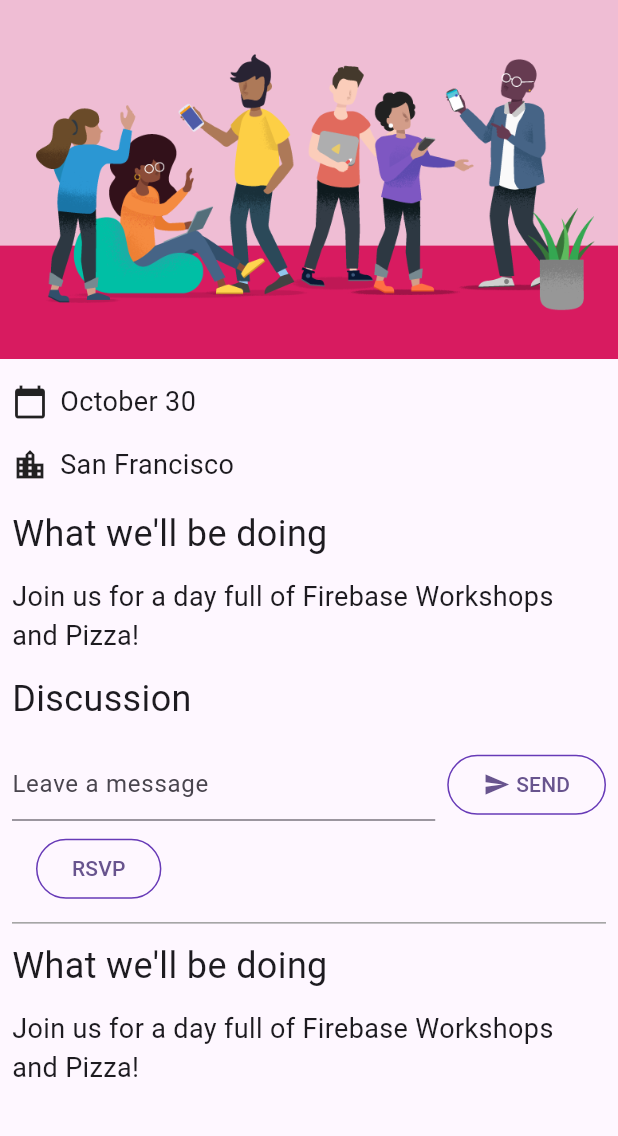
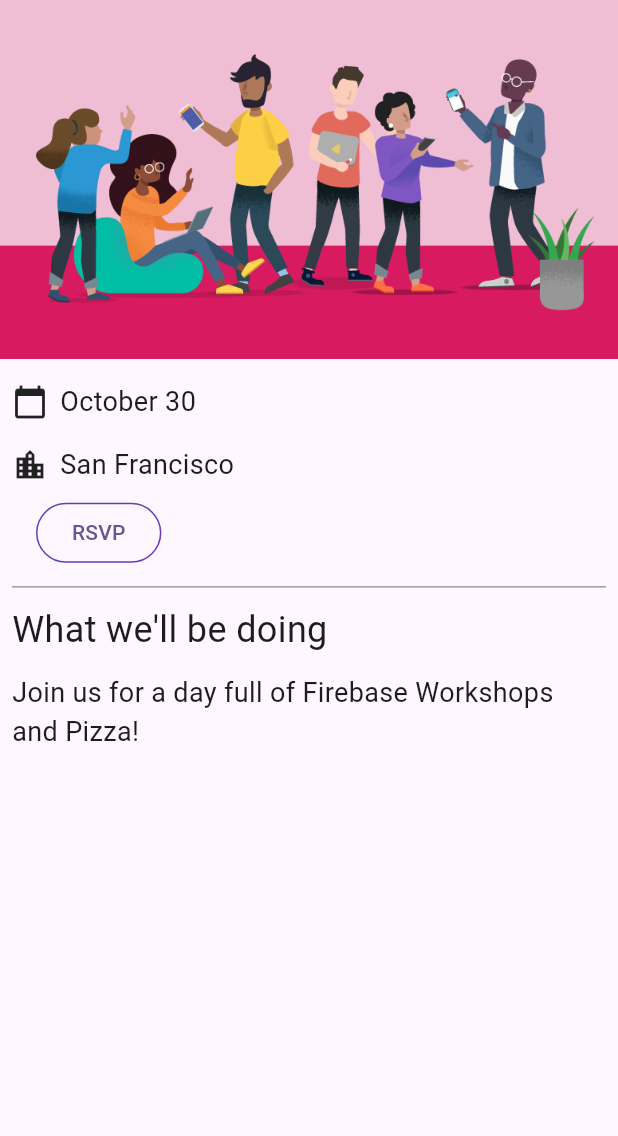
Before and after one commit to freddelnero/firebase_demo, a Flutter app: the screen it shows after launch, on a phone screen of 412 x 824 dp, the part 84-1220 px from its top. Run offline on Flutter 3.47's test engine with Material 3 defaults, Android fonts, the phone set to English and light mode, and no system bars; our stand-ins replace firebase_auth, firebase_core, go_router, google_fonts; missing offline and left inert: firebase_ui_auth; accounts and stored records are empty.

Commit message:
make the app state available
let me react to someone message in the UI published in database.

```diff
--- a/lib/home_page.dart
+++ b/lib/home_page.dart
@@ -1,17 +1,12 @@
-// Copyright 2022 The Flutter Authors. All rights reserved.
-// Use of this source code is governed by a BSD-style license that can be
-// found in the LICENSE file.
+import 'package:firebase_auth/firebase_auth.dart'
+    hide EmailAuthProvider, PhoneAuthProvider;
+import 'package:flutter/material.dart';
+import 'package:provider/provider.dart';
 
-import 'package:firebase_auth/firebase_auth.dart' // new
-    hide EmailAuthProvider, PhoneAuthProvider; // new
-import 'package:flutter/material.dart'; // new
-import 'package:provider/provider.dart'; // new
-
-import 'app_state.dart'; // new
-import 'src/authentication.dart'; // new
+import 'app_state.dart';
+import 'guest_book.dart'; // new
+import 'src/authentication.dart';
 import 'src/widgets.dart';
-
-import 'guest_book.dart';
 
 class HomePage extends StatelessWidget {
   const HomePage({super.key});
@@ -26,24 +21,14 @@ class HomePage extends StatelessWidget {
           const SizedBox(height: 8),
           const IconAndDetail(Icons.calendar_today, 'October 30'),
           const IconAndDetail(Icons.location_city, 'San Francisco'),
-          // Add from here
-          const Header("What we'll be doing"),
-          const Paragraph(
-            'Join us for a day full of Firebase Workshops and Pizza!',
-          ),
-          // Add the following two lines.
-          const Header('Discussion'),
-          GuestBook(addMessage: (message) => print(message)),
           Consumer<ApplicationState>(
             builder: (context, appState, _) => AuthFunc(
-              // new
               loggedIn: appState.loggedIn,
               signOut: () {
                 FirebaseAuth.instance.signOut();
               },
             ),
           ),
-          // to here
           const Divider(
             height: 8,
             thickness: 1,
@@ -55,6 +40,22 @@ class HomePage extends StatelessWidget {
           const Paragraph(
             'Join us for a day full of Firebase Workshops and Pizza!',
           ),
+          // Modify from here...
+          Consumer<ApplicationState>(
+            builder: (context, appState, _) => Column(
+              crossAxisAlignment: CrossAxisAlignment.start,
+              children: [
+                if (appState.loggedIn) ...[
+                  const Header('Discussion'),
+                  GuestBook(
+                    addMessage: (message) =>
+                        appState.addMessageToGuestBook(message),
+                  ),
+                ],
+              ],
+            ),
+          ),
+          // ...to here.
         ],
       ),
     );
```
